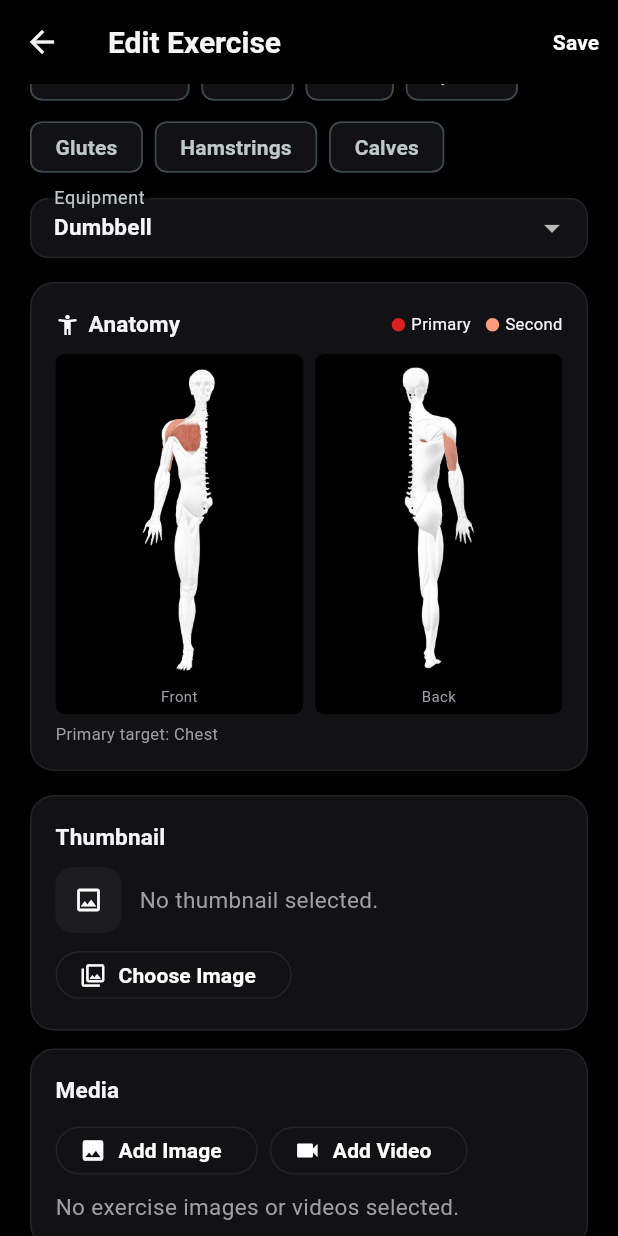
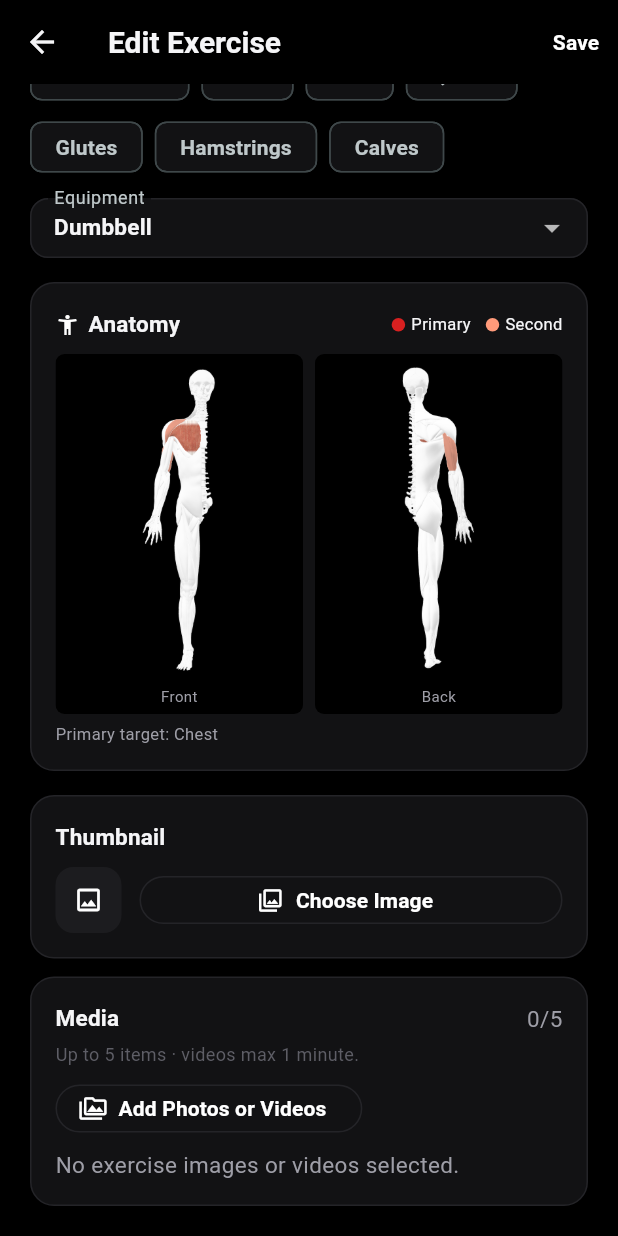
Before and after one commit to pimdejvani/Gymmer_App, a Flutter app: the CreateExercisePage screen opened directly with sample values from the repository, scrolled down 281 dp, on a phone screen of 412 x 824 dp. Run offline on Flutter 3.47's test engine with Material 3 defaults, Android fonts, the phone set to English and light mode, and no system bars; our stand-ins replace flutter_slidable, image_picker, video_player; missing offline and left inert: sqlite3.

Commit message:
Combined media picker (max 5, 1-min video cap); cleaner thumbnail row
- Thumbnail: drop the path/caption text; show the preview plus an inline
  Choose/Change button and a remove action.
- Media: replace the separate Add Image / Add Video buttons with one
  "Add Photos or Videos" picker (pickMultipleMedia) that takes images and
  videos in a single pass. Cap the collection at 5 items (button disables at
  the cap, shows N/5) and skip any video longer than 1 minute — enforced after
  pick via probeVideoDuration since the gallery picker ignores maxDuration.
- Simplify media rows to an Image/Video label with a tap-to-view/play hint.

Co-Authored-By: Claude Opus 4.8 <noreply@anthropic.com>

```diff
--- a/gymmer_flutter/lib/screens/create_exercise_page.dart
+++ b/gymmer_flutter/lib/screens/create_exercise_page.dart
@@ -44,18 +44,62 @@ class _CreateExercisePageState extends State<CreateExercisePage> {
     super.dispose();
   }
 
+  static const _maxMedia = 5;
+  static const _maxVideoDuration = Duration(minutes: 1);
+
   Future<void> _pickThumbnail() async {
     final file = await _picker.pickImage(source: ImageSource.gallery);
     if (file == null || !mounted) return;
     setState(() => thumbnailPath = file.path);
   }
 
-  Future<void> _pickMedia(ExerciseMediaType type) async {
-    final file = type == ExerciseMediaType.video
-        ? await _picker.pickVideo(source: ImageSource.gallery)
-        : await _picker.pickImage(source: ImageSource.gallery);
-    if (file == null || !mounted) return;
-    setState(() => media.add(ExerciseMedia(path: file.path, type: type)));
+  /// One picker for both images and videos. Caps the collection at [_maxMedia]
+  /// and drops any video longer than [_maxVideoDuration].
+  Future<void> _addMedia() async {
+    final remaining = _maxMedia - media.length;
+    if (remaining <= 0) {
+      _showMessage('You can add up to $_maxMedia media items.');
+      return;
+    }
+    final files = await _picker.pickMultipleMedia(limit: remaining);
+    if (files.isEmpty || !mounted) return;
+
+    final accepted = <ExerciseMedia>[];
+    var skippedLong = 0;
+    for (final file in files) {
+      if (media.length + accepted.length >= _maxMedia) break;
+      final isVideo =
+          (file.mimeType?.startsWith('video/') ?? false) ||
+          looksLikeVideo(file.path);
+      if (isVideo) {
+        final duration = await probeVideoDuration(file.path);
+        if (duration != null && duration > _maxVideoDuration) {
+          skippedLong++;
+          continue;
+        }
+      }
+      accepted.add(
+        ExerciseMedia(
+          path: file.path,
+          type: isVideo ? ExerciseMediaType.video : ExerciseMediaType.image,
+        ),
+      );
+    }
+    if (!mounted) return;
+    if (accepted.isNotEmpty) setState(() => media.addAll(accepted));
+    if (skippedLong > 0) {
+      _showMessage(
+        skippedLong == 1
+            ? 'Skipped 1 video longer than 1 minute.'
+            : 'Skipped $skippedLong videos longer than 1 minute.',
+      );
+    }
+  }
+
+  void _showMessage(String text) {
+    ScaffoldMessenger.of(
+      context,
+    ).showSnackBar(SnackBar(content: Text(text)));
   }
 
   Future<void> save() async {
@@ -228,13 +272,12 @@ class _CreateExercisePageState extends State<CreateExercisePage> {
                       ),
                     const SizedBox(width: 12),
                     Expanded(
-                      child: Text(
-                        thumbnailPath == null
-                            ? 'No thumbnail selected.'
-                            : 'Tap image to view',
-                        maxLines: 2,
-                        overflow: TextOverflow.ellipsis,
-                        style: const TextStyle(color: AppColors.textSecondary),
+                      child: OutlinedButton.icon(
+                        onPressed: () => unawaited(_pickThumbnail()),
+                        icon: const Icon(Icons.photo_library_outlined),
+                        label: Text(
+                          thumbnailPath == null ? 'Choose Image' : 'Change Image',
+                        ),
                       ),
                     ),
                     if (thumbnailPath != null)
@@ -245,14 +288,6 @@ class _CreateExercisePageState extends State<CreateExercisePage> {
                       ),
                   ],
                 ),
-                const SizedBox(height: 8),
-                OutlinedButton.icon(
-                  onPressed: () => unawaited(_pickThumbnail()),
-                  icon: const Icon(Icons.photo_library_outlined),
-                  label: Text(
-                    thumbnailPath == null ? 'Choose Image' : 'Change Image',
-                  ),
-                ),
               ],
             ),
           ),
@@ -261,27 +296,31 @@ class _CreateExercisePageState extends State<CreateExercisePage> {
             child: Column(
               crossAxisAlignment: CrossAxisAlignment.start,
               children: [
-                Text(
-                  'Media',
-                  style: Theme.of(context).textTheme.titleMedium,
+                Row(
+                  children: [
+                    Text(
+                      'Media',
+                      style: Theme.of(context).textTheme.titleMedium,
+                    ),
+                    const Spacer(),
+                    Text(
+                      '${media.length}/$_maxMedia',
+                      style: const TextStyle(color: AppColors.textSecondary),
+                    ),
+                  ],
+                ),
+                const SizedBox(height: 4),
+                const Text(
+                  'Up to $_maxMedia items · videos max 1 minute.',
+                  style: TextStyle(color: AppColors.textTertiary, fontSize: 12),
                 ),
                 const SizedBox(height: 8),
-                Wrap(
-                  spacing: 8,
-                  children: [
-                    OutlinedButton.icon(
-                      onPressed: () =>
-                          unawaited(_pickMedia(ExerciseMediaType.image)),
-                      icon: const Icon(Icons.image),
-                      label: const Text('Add Image'),
-                    ),
-                    OutlinedButton.icon(
-                      onPressed: () =>
-                          unawaited(_pickMedia(ExerciseMediaType.video)),
-                      icon: const Icon(Icons.videocam),
-                      label: const Text('Add Video'),
-                    ),
-                  ],
+                OutlinedButton.icon(
+                  onPressed: media.length >= _maxMedia
+                      ? null
+                      : () => unawaited(_addMedia()),
+                  icon: const Icon(Icons.perm_media_outlined),
+                  label: const Text('Add Photos or Videos'),
                 ),
                 const SizedBox(height: 8),
                 if (media.isEmpty)
@@ -300,14 +339,14 @@ class _CreateExercisePageState extends State<CreateExercisePage> {
                         openOnTap: false,
                       ),
                       title: Text(
-                        media[i].path.split(RegExp(r'[\\/]')).last,
-                        maxLines: 1,
-                        overflow: TextOverflow.ellipsis,
+                        media[i].type == ExerciseMediaType.video
+                            ? 'Video'
+                            : 'Image',
                       ),
                       subtitle: Text(
                         media[i].type == ExerciseMediaType.video
-                            ? 'Video · tap to play'
-                            : 'Image · tap to view',
+                            ? 'Tap to play'
+                            : 'Tap to view',
                       ),
                       onTap: () => Navigator.of(context).push(
                         MaterialPageRoute(
```
Also changed, not shown: gymmer_flutter/lib/widgets/exercise_media.dart (+34 -0 lines).
